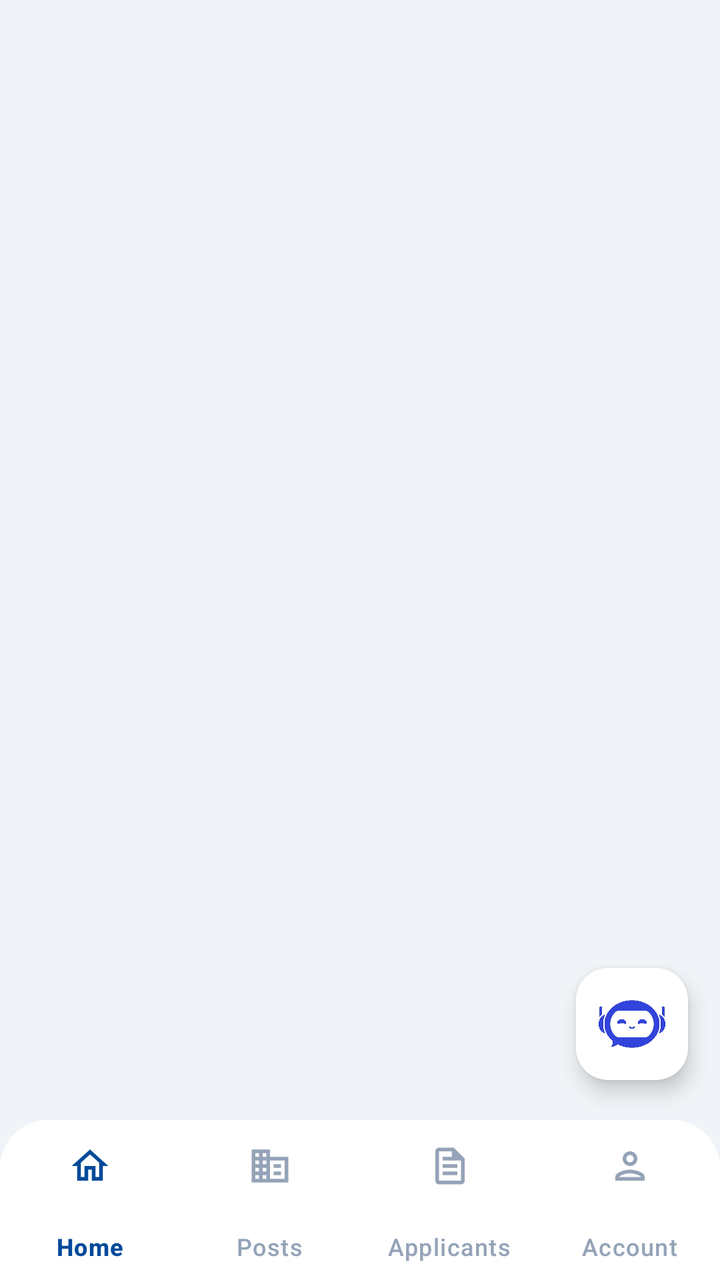
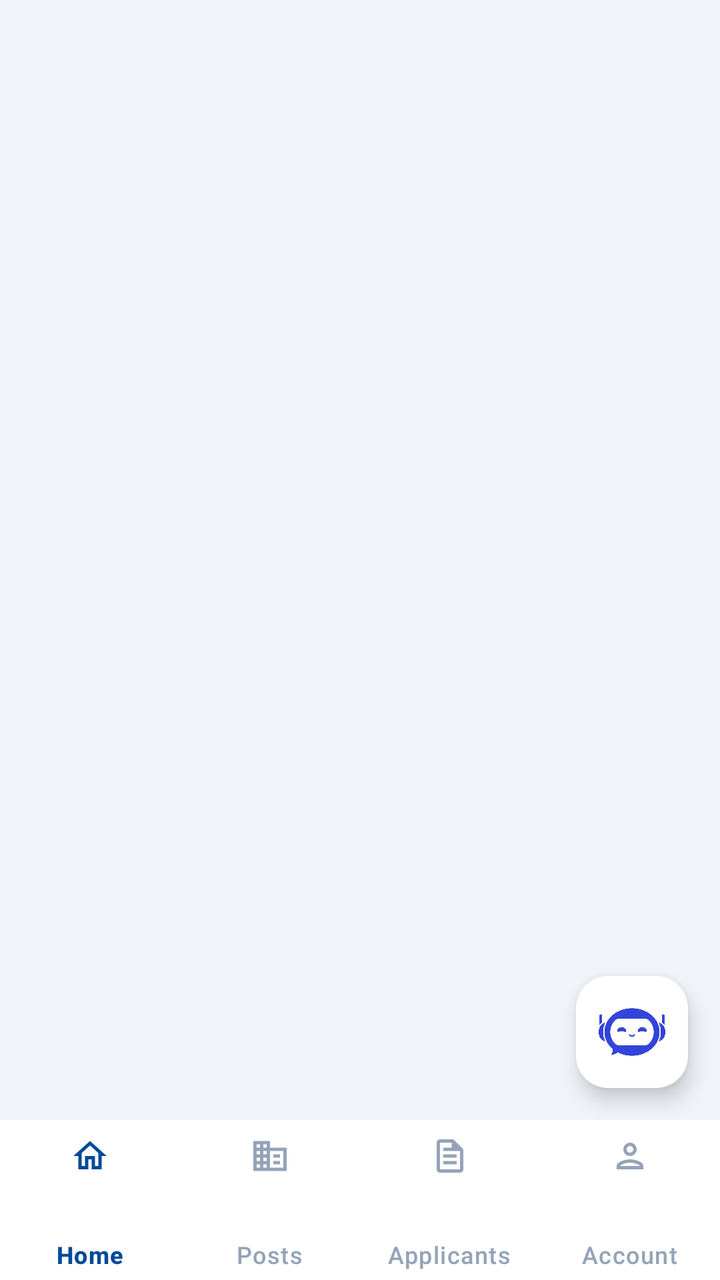

Compare the two renders of this Android layout. The source of the first and the diff that turns it into the second are given below.
<!-- AndroidManifest.xml: application theme Theme.STRACT -->
<!-- res/layout/activity_company_dashboard.xml -->
<?xml version="1.0" encoding="utf-8"?>
<androidx.coordinatorlayout.widget.CoordinatorLayout
    xmlns:android="http://schemas.android.com/apk/res/android"
    xmlns:app="http://schemas.android.com/apk/res-auto"
    android:id="@+id/companyRootLayout"
    android:layout_width="match_parent"
    android:layout_height="match_parent"
    android:background="#F0F4F8">

    <FrameLayout
        android:id="@+id/companyFragmentContainer"
        android:layout_width="match_parent"
        android:layout_height="match_parent"
        android:layout_marginBottom="88dp" />

    <com.google.android.material.floatingactionbutton.FloatingActionButton
        android:id="@+id/fabChat"
        android:layout_width="wrap_content"
        android:layout_height="wrap_content"
        android:layout_gravity="bottom|end"
        android:layout_marginEnd="16dp"
        android:layout_marginBottom="100dp"
        app:maxImageSize="40dp"
        android:scaleType="centerInside"
        app:srcCompat="@drawable/chatbot_logo"
        app:tint="@null"
        app:backgroundTint="#FFFFFF"
        android:contentDescription="Chat with AI" />

    <com.google.android.material.bottomnavigation.BottomNavigationView
        android:id="@+id/companyBottomNav"
        android:layout_width="match_parent"
        android:layout_height="wrap_content"
        android:layout_gravity="bottom"
        android:background="@drawable/bg_bottom_nav"
        app:backgroundTint="@null"
        android:elevation="12dp"
        app:menu="@menu/company_bottom_menu"
        app:itemIconSize="22dp"
        app:itemIconTint="@color/nav_item_color"
        app:itemTextColor="@color/nav_item_color"
        app:labelVisibilityMode="labeled"
        app:itemPaddingTop="12dp"
        app:itemPaddingBottom="12dp" />

</androidx.coordinatorlayout.widget.CoordinatorLayout>
<!-- resources referenced by this layout -->
<resources>
  <!-- drawable bg_bottom_nav (drawable) -->
  <?xml version="1.0" encoding="utf-8"?>
  <shape xmlns:android="http://schemas.android.com/apk/res/android"
      android:shape="rectangle">
      <solid android:color="#FFFFFF" />
      <corners
          android:topLeftRadius="24dp"
          android:topRightRadius="24dp" />
  </shape>
  <!-- drawable chatbot_logo: jpg bitmap (drawable, 18994 bytes) -->
  <style name="Theme.STRACT" parent="Base.Theme.STRACT" />
  <style name="Base.Theme.STRACT" parent="Theme.Material3.DayNight.NoActionBar">
          <item name="colorPrimary">#004A99</item>
          <item name="colorPrimaryContainer">#004A99</item>
          <item name="colorOnPrimary">#FFFFFF</item>
          <item name="colorSecondary">#004A99</item>
          <item name="colorOnSecondary">#FFFFFF</item>
          <item name="colorTertiary">#004A99</item>
          <item name="colorSecondaryContainer">#EBF2FF</item>
          <item name="colorOnSecondaryContainer">#004A99</item>
          <item name="android:statusBarColor">#004A99</item>
          <item name="android:navigationBarColor">#FFFFFF</item>
          <item name="android:windowLightStatusBar" tools:targetApi="m">false</item>
      </style>
</resources>

<!-- the commit's change to res/layout/activity_company_dashboard.xml (unified diff, before → after) -->
@@ -1,46 +1,50 @@
 <?xml version="1.0" encoding="utf-8"?>
-<androidx.coordinatorlayout.widget.CoordinatorLayout
+<LinearLayout
     xmlns:android="http://schemas.android.com/apk/res/android"
     xmlns:app="http://schemas.android.com/apk/res-auto"
     android:id="@+id/companyRootLayout"
     android:layout_width="match_parent"
     android:layout_height="match_parent"
+    android:orientation="vertical"
     android:background="#F0F4F8">
 
-    <FrameLayout
-        android:id="@+id/companyFragmentContainer"
+    <androidx.coordinatorlayout.widget.CoordinatorLayout
         android:layout_width="match_parent"
-        android:layout_height="match_parent"
-        android:layout_marginBottom="88dp" />
+        android:layout_height="0dp"
+        android:layout_weight="1">
 
-    <com.google.android.material.floatingactionbutton.FloatingActionButton
-        android:id="@+id/fabChat"
-        android:layout_width="wrap_content"
-        android:layout_height="wrap_content"
-        android:layout_gravity="bottom|end"
-        android:layout_marginEnd="16dp"
-        android:layout_marginBottom="100dp"
-        app:maxImageSize="40dp"
-        android:scaleType="centerInside"
-        app:srcCompat="@drawable/chatbot_logo"
-        app:tint="@null"
-        app:backgroundTint="#FFFFFF"
-        android:contentDescription="Chat with AI" />
+        <FrameLayout
+            android:id="@+id/companyFragmentContainer"
+            android:layout_width="match_parent"
+            android:layout_height="match_parent" />
+
+        <com.google.android.material.floatingactionbutton.FloatingActionButton
+            android:id="@+id/fabChat"
+            android:layout_width="wrap_content"
+            android:layout_height="wrap_content"
+            android:layout_gravity="bottom|end"
+            android:layout_margin="16dp"
+            app:maxImageSize="40dp"
+            android:scaleType="centerInside"
+            app:srcCompat="@drawable/chatbot_logo"
+            app:tint="@null"
+            app:backgroundTint="#FFFFFF"
+            android:contentDescription="Chat with AI" />
+
+    </androidx.coordinatorlayout.widget.CoordinatorLayout>
 
     <com.google.android.material.bottomnavigation.BottomNavigationView
         android:id="@+id/companyBottomNav"
         android:layout_width="match_parent"
         android:layout_height="wrap_content"
-        android:layout_gravity="bottom"
-        android:background="@drawable/bg_bottom_nav"
-        app:backgroundTint="@null"
+        android:background="#FFFFFF"
         android:elevation="12dp"
         app:menu="@menu/company_bottom_menu"
-        app:itemIconSize="22dp"
+        app:itemIconSize="20dp"
         app:itemIconTint="@color/nav_item_color"
         app:itemTextColor="@color/nav_item_color"
         app:labelVisibilityMode="labeled"
-        app:itemPaddingTop="12dp"
-        app:itemPaddingBottom="12dp" />
+        app:itemPaddingTop="8dp"
+        app:itemPaddingBottom="8dp" />
 
-</androidx.coordinatorlayout.widget.CoordinatorLayout>
+</LinearLayout>
<!-- resource entries referenced after the edit -->
@@ -1,14 +1,5 @@
 <!-- resources referenced by this layout -->
 <resources>
-  <!-- drawable bg_bottom_nav (drawable) -->
-  <?xml version="1.0" encoding="utf-8"?>
-  <shape xmlns:android="http://schemas.android.com/apk/res/android"
-      android:shape="rectangle">
-      <solid android:color="#FFFFFF" />
-      <corners
-          android:topLeftRadius="24dp"
-          android:topRightRadius="24dp" />
-  </shape>
   <!-- drawable chatbot_logo: jpg bitmap (drawable, 18994 bytes) -->
   <style name="Theme.STRACT" parent="Base.Theme.STRACT" />
   <style name="Base.Theme.STRACT" parent="Theme.Material3.DayNight.NoActionBar">
